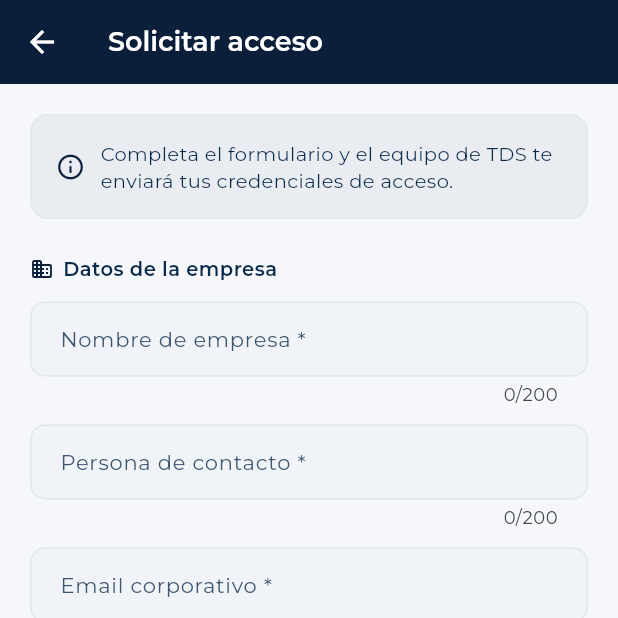
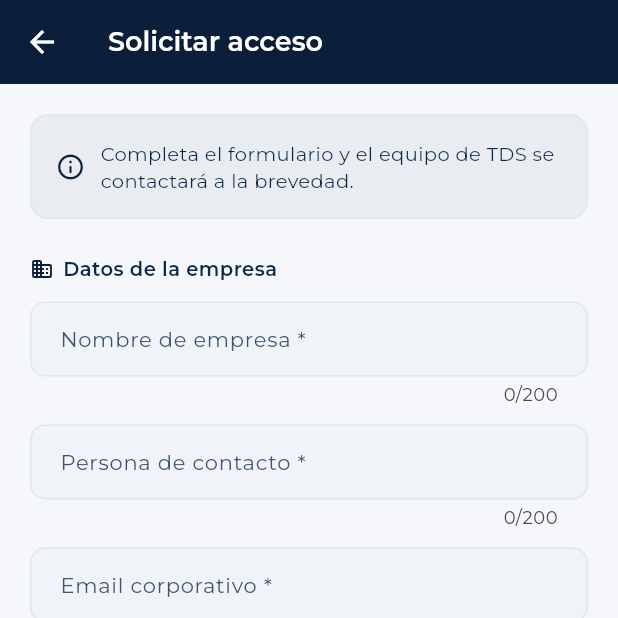
Before and after one commit to danielmunozus/tds-sentinel-mvp, a Flutter app: the ContactFormScreen screen opened directly, on a phone screen of 412 x 824 dp, the top half of it. Run offline on Flutter 3.47's test engine with Material 3 defaults, Android fonts, the light colour scheme and no system bars; our stand-ins replace google_fonts.

Commit message:
feat: ajustes y mejoras del proyecto

```diff
--- a/mobile/sentinel_mobile/lib/screens/contact_form_screen.dart
+++ b/mobile/sentinel_mobile/lib/screens/contact_form_screen.dart
@@ -128,7 +128,7 @@ class _ContactFormScreenState extends State<ContactFormScreen> {
                   SizedBox(width: 10),
                   Expanded(
                     child: Text(
-                      'Completa el formulario y el equipo de TDS te enviará tus credenciales de acceso.',
+                      'Completa el formulario y el equipo de TDS se contactará a la brevedad.',
                       style: TextStyle(
                           fontSize: 13, color: AppColors.textMain, height: 1.4)),
                   ),
```
